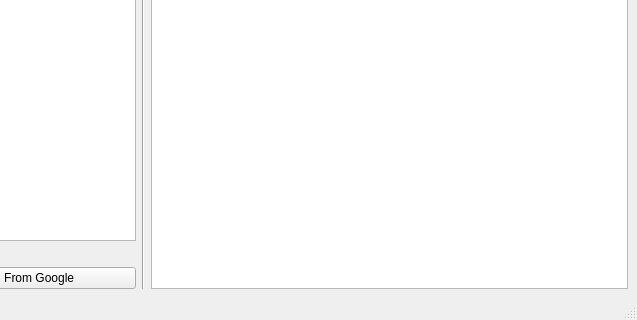
This is management/src/Smart_Shelving_System.ui in nicoshinozaki/Smart-Shelving-System as Qt 5 draws it before an edit; both pictures show x 350 to 987 and y 402 to 722 of the 987 by 722 pixel window. The edited form follows.
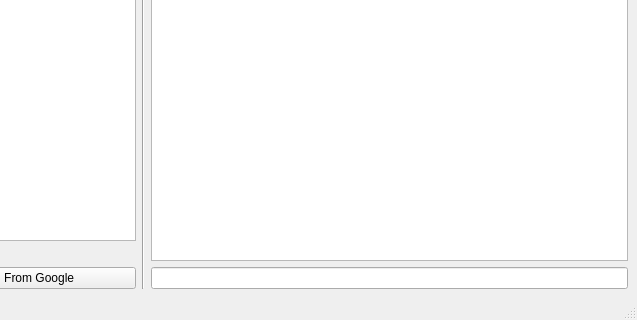
This is the edited form. Icons and pictures are not drawn.

Commit message: added debug console

```diff
--- a/management/src/Smart_Shelving_System.ui
+++ b/management/src/Smart_Shelving_System.ui
@@ -184,7 +184,23 @@
      </widget>
     </item>
     <item>
-     <widget class="QTableWidget" name="tableWidget_2"/>
+     <layout class="QVBoxLayout" name="verticalLayout_5">
+      <item>
+       <widget class="QPlainTextEdit" name="ConsoleDisplay">
+        <property name="font">
+         <font>
+          <family>Courier New</family>
+         </font>
+        </property>
+        <property name="readOnly">
+         <bool>true</bool>
+        </property>
+       </widget>
+      </item>
+      <item>
+       <widget class="QLineEdit" name="ConsoleInput"/>
+      </item>
+     </layout>
     </item>
    </layout>
   </widget>
```
Left out of the diff: 2 changed lines with no effect on the pictures. The commit also changes 3 other files.
